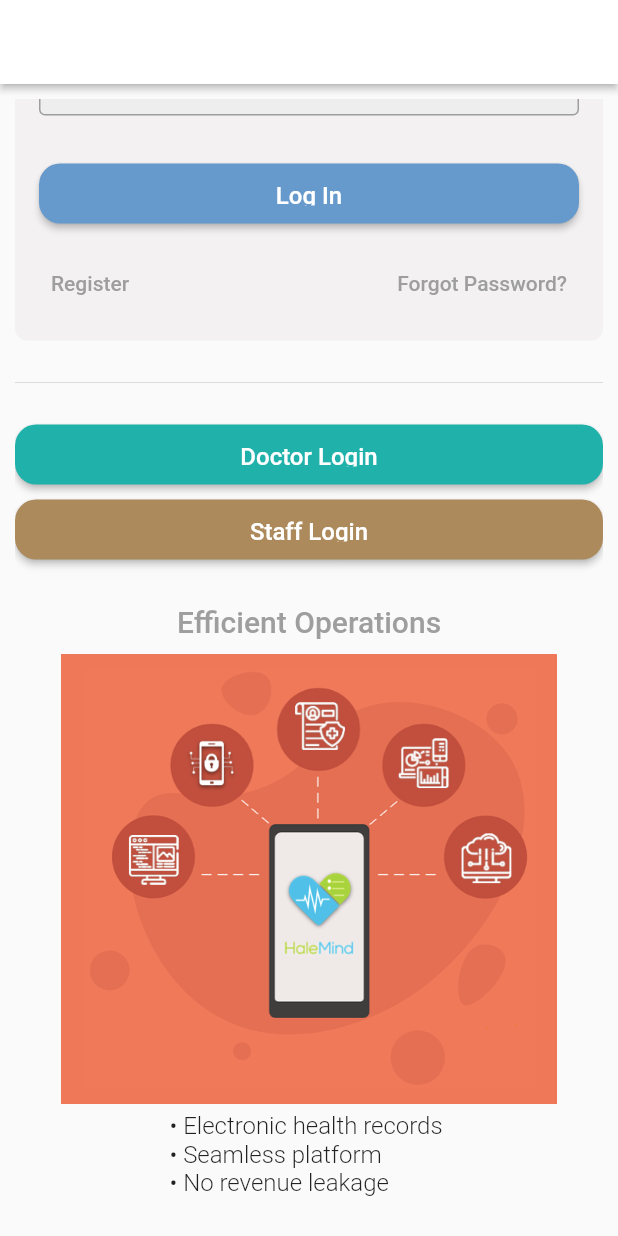
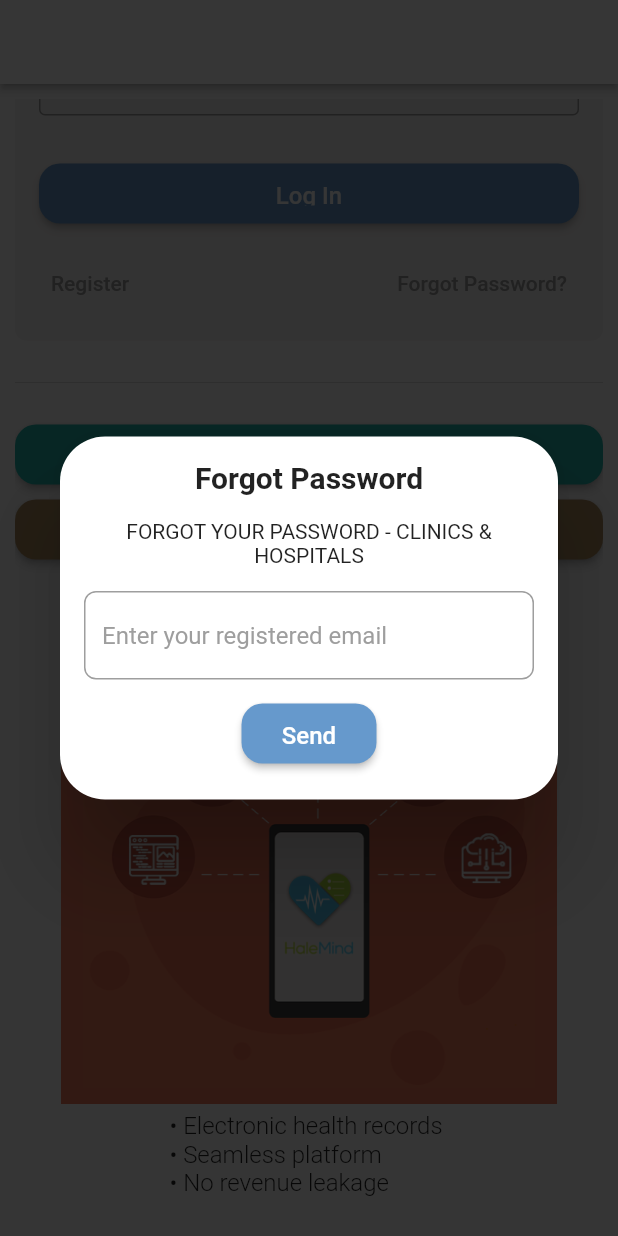
Before and after one commit to Mayank-kr-sh/health_app, a Flutter app: the Hospital_Login screen opened directly, scrolled down 284 dp, after a tap on "Forgot Password?", on a phone screen of 412 x 824 dp. Run offline on Flutter 3.47's test engine with Material 2 defaults, Android fonts, the light colour scheme and no system bars; drawn by our look-alikes of carousel_slider; our stand-ins replace flutter_svg, share_plus, youtube_player_flutter.

Commit message:
Added More Widgets

```diff
--- a/lib/Frontend/auth/doctor_login.dart
+++ b/lib/Frontend/auth/doctor_login.dart
@@ -2,6 +2,7 @@ import 'package:flutter/material.dart';
 import 'package:health_app/Frontend/auth/layout.dart';
 import 'package:health_app/Frontend/auth/staff_login.dart';
 
+import 'forget.dart';
 import 'hospital_login.dart';
 
 // ignore: camel_case_types
@@ -10,6 +11,18 @@ class Doctor_Login extends StatelessWidget {
     Navigator.push(
       context,
       MaterialPageRoute(builder: (context) => const Staff_Login()),
+    );
+  }
+
+  void _navigateToForgetScreen(BuildContext context) {
+    showDialog(
+      context: context,
+      builder: (BuildContext context) {
+        return const ForgotPasswordDialog(
+          bgColor1: Color(0xff20b2aa),
+          title: 'FORGOT YOUR PASSWORD - DOCTORS',
+        );
+      },
     );
   }
 
@@ -42,6 +55,7 @@ class Doctor_Login extends StatelessWidget {
             bgColor3: const Color(0xffac8a5c),
             button2: 'Staff Login',
             onPressed2: () => _navigateToStaffScreen(context),
+            onPressed3: () => _navigateToForgetScreen(context),
           ),
         ),
       ),
--- /dev/null
+++ b/lib/Frontend/auth/forget.dart
@@ -0,0 +1,183 @@
+import 'package:flutter/material.dart';
+
+import '../Constant/Constant.dart';
+
+import '../Widgets/custom_button.dart';
+
+class ForgotPasswordDialog extends StatefulWidget {
+  final Color bgColor1;
+  final String title;
+  const ForgotPasswordDialog({
+    required this.bgColor1,
+    required this.title,
+    Key? key,
+  }) : super(key: key);
+
+  @override
+  _ForgotPasswordDialogState createState() => _ForgotPasswordDialogState();
+}
+
+class _ForgotPasswordDialogState extends State<ForgotPasswordDialog> {
+  final bool _showSignInPage = true;
+  bool _showErrorMessage = false;
+  bool _showOTPInput = false;
+
+  void _sendButtonPressed() {
+    if (_showSignInPage) {
+      setState(() {
+        _showErrorMessage = true;
+      });
+    } else {
+      setState(() {
+        _showOTPInput = true;
+      });
+    }
+  }
+
+  void _backButtonPressed() {
+    if (_showOTPInput) {
+      setState(() {
+        _showOTPInput = false;
+      });
+    } else {
+      Navigator.pop(context);
+    }
+  }
+
+  @override
+  Widget build(BuildContext context) {
+    return Stack(
+      alignment: Alignment.center,
+      children: [
+        Positioned.fill(
+          child: GestureDetector(
+            onTap: () {
+              Navigator.pop(context);
+            },
+            child: Container(
+              color: Colors.black54,
+            ),
+          ),
+        ),
+        Dialog(
+          shape: RoundedRectangleBorder(
+            borderRadius: BorderRadius.circular(30),
+          ),
+          child: Container(
+            padding: const EdgeInsets.all(16),
+            child: Column(
+              mainAxisSize: MainAxisSize.min,
+              crossAxisAlignment: CrossAxisAlignment.stretch,
+              children: [
+                if (_showSignInPage)
+                  Column(
+                    children: [
+                      const Text(
+                        'Forgot Password',
+                        style: TextStyle(
+                          fontSize: 20,
+                          fontWeight: FontWeight.bold,
+                        ),
+                        textAlign: TextAlign.center,
+                      ),
+                      const SizedBox(height: 16),
+                      Text(
+                        widget.title,
+                        textAlign: TextAlign.center,
+                      ),
+                      const SizedBox(height: 16),
+                      TextField(
+                        decoration: InputDecoration(
+                          labelText: 'Enter your registered email',
+                          labelStyle: const TextStyle(
+                            color: Colors.grey,
+                            fontSize: 16,
+                          ),
+                          alignLabelWithHint: true,
+                          hintText: 'Your Email',
+                          hintStyle: const TextStyle(
+                            color: Colors.grey,
+                            fontSize: 16,
+                          ),
+                          border: OutlineInputBorder(
+                            borderRadius: BorderRadius.circular(8),
+                          ),
+                          focusedBorder: OutlineInputBorder(
+                            borderRadius: BorderRadius.circular(8),
+                            borderSide: BorderSide(
+                              color: widget.bgColor1,
+                              width: 2,
+                            ),
+                          ),
+                        ),
+                      ),
+                      const SizedBox(height: 16),
+                      SizedBox(
+                        width: 90,
+                        child: CustomButton(
+                          width: double.infinity,
+                          height: 40,
+                          text: 'Send',
+                          onPressed: _sendButtonPressed,
+                          backgroundColor: widget.bgColor1,
+                        ),
+                      ),
+                      const SizedBox(
+                        height: 8,
+                      ),
+                      if (_showErrorMessage)
+                        const SizedBox(
+                          height: 16,
+                          child: Text(
+                            'Invalid email. Please enter a valid email address.',
+                            style: TextStyle(
+                              color: Colors.red,
+                            ),
+                            textAlign: TextAlign.center,
+                          ),
+                        ),
+                    ],
+                  ),
+                if (_showOTPInput)
+                  Column(
+                    children: [
+                      const Text(
+                        'Enter OTP',
+                        style: TextStyle(
+                          fontSize: 20,
+                          fontWeight: FontWeight.bold,
+                        ),
+                        textAlign: TextAlign.center,
+                      ),
+                      const SizedBox(height: 16),
+                      const TextField(
+                        decoration: InputDecoration(
+                          labelText: 'Enter the OTP',
+                        ),
+                      ),
+                      const SizedBox(height: 16),
+                      ElevatedButton(
+                        onPressed: () {
+                          // Perform OTP verification action
+                        },
+                        style: ElevatedButton.styleFrom(
+                          padding: const EdgeInsets.all(16),
+                          backgroundColor: kPrimaryColor,
+                        ),
+                        child: const Text('Verify OTP'),
+                      ),
+                      const SizedBox(height: 16),
+                      TextButton(
+                        onPressed: _backButtonPressed,
+                        child: const Text('Back'),
+                      ),
+                    ],
+                  ),
+              ],
+            ),
+          ),
+        ),
+      ],
+    );
+  }
+}
--- a/lib/Frontend/auth/hospital_login.dart
+++ b/lib/Frontend/auth/hospital_login.dart
@@ -2,6 +2,7 @@ import 'package:flutter/material.dart';
 import 'package:health_app/Frontend/auth/layout.dart';
 import 'package:health_app/Frontend/auth/staff_login.dart';
 
+import 'forget.dart';
 import 'doctor_login.dart';
 
 class Hospital_Login extends StatelessWidget {
@@ -9,6 +10,18 @@ class Hospital_Login extends StatelessWidget {
     Navigator.push(
       context,
       MaterialPageRoute(builder: (context) => const Staff_Login()),
+    );
+  }
+
+  void _navigateToForgetScreen(BuildContext context) {
+    showDialog(
+      context: context,
+      builder: (BuildContext context) {
+        return const ForgotPasswordDialog(
+          bgColor1: Color(0xff6699CC),
+          title: 'FORGOT YOUR PASSWORD - CLINICS & HOSPITALS',
+        );
+      },
     );
   }
 
@@ -41,6 +54,7 @@ class Hospital_Login extends StatelessWidget {
             button2: 'Staff Login',
             bgColor3: const Color(0xffac8a5c),
             onPressed2: () => _navigateToStaffScreen(context),
+            onPressed3: () => _navigateToForgetScreen(context),
           ),
         ),
       ),
--- a/lib/Frontend/auth/layout.dart
+++ b/lib/Frontend/auth/layout.dart
@@ -13,6 +13,7 @@ class ScreenLayout extends StatefulWidget {
   final Color bgColor3;
   final VoidCallback onPressed1;
   final VoidCallback onPressed2;
+  final VoidCallback onPressed3;
 
   const ScreenLayout({
     Key? key,
@@ -25,6 +26,7 @@ class ScreenLayout extends StatefulWidget {
     required this.onPressed1,
     required this.onPressed2,
     required this.button2,
+    required this.onPressed3,
   }) : super(key: key);
 
   @override
@@ -35,6 +37,7 @@ class ScreenLayout extends StatefulWidget {
 class _ScreenLayoutState extends State<ScreenLayout> {
   final TextEditingController _emailOrPhoneController = TextEditingController();
   final TextEditingController _passwordController = TextEditingController();
+
   void _handleLoginButtonPress() {
     String emailOrPhone = _emailOrPhoneController.text.trim();
     String password = _passwordController.text.trim();
@@ -188,7 +191,7 @@ class _ScreenLayoutState extends State<ScreenLayout> {
                       ),
                     ),
                     TextButton(
-                      onPressed: () {},
+                      onPressed: widget.onPressed3,
                       child: const Text(
                         'Forgot Password?',
                         style: TextStyle(
--- a/lib/Frontend/auth/staff_login.dart
+++ b/lib/Frontend/auth/staff_login.dart
@@ -1,6 +1,7 @@
 import 'package:flutter/material.dart';
 import 'package:health_app/Frontend/auth/layout.dart';
 
+import 'forget.dart';
 import 'doctor_login.dart';
 import 'hospital_login.dart';
 
@@ -10,6 +11,18 @@ class Staff_Login extends StatelessWidget {
     Navigator.push(
       context,
       MaterialPageRoute(builder: (context) => const Doctor_Login()),
+    );
+  }
+
+  void _navigateToForgetScreen(BuildContext context) {
+    showDialog(
+      context: context,
+      builder: (BuildContext context) {
+        return const ForgotPasswordDialog(
+          bgColor1: Color(0xffac8a5c),
+          title: 'FORGOT YOUR PASSWORD - STAFF',
+        );
+      },
     );
   }
 
@@ -47,6 +60,7 @@ class Staff_Login extends StatelessWidget {
             button2: 'Doctor Login',
             bgColor3: const Color(0xff20b2aa),
             onPressed2: () => _navigateToDoctorScreen(context),
+            onPressed3: () => _navigateToForgetScreen(context),
           ),
         ),
       ),
```
